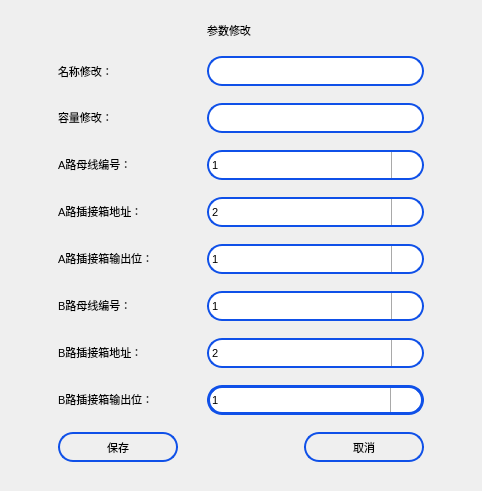
The window that setting/setcabnames/setcabnamedlg.ui (ChinaClever/BusBar-Qt) describes before a commit, drawn with Qt 5.
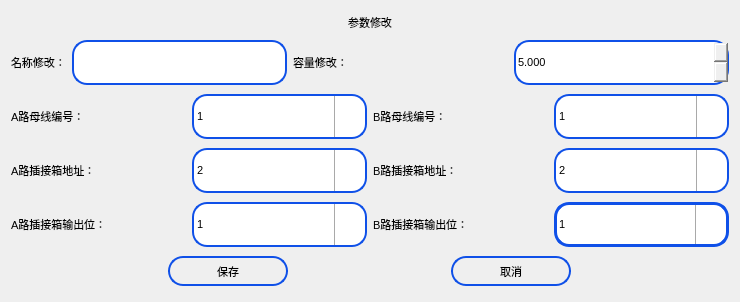
The same window after the commit. Icons and pictures are not drawn.

```diff
--- a/setting/setcabnames/setcabnamedlg.ui
+++ b/setting/setcabnames/setcabnamedlg.ui
@@ -6,8 +6,8 @@
    <rect>
     <x>0</x>
     <y>0</y>
-    <width>482</width>
-    <height>491</height>
+    <width>740</width>
+    <height>302</height>
    </rect>
   </property>
   <property name="font">
@@ -24,298 +24,34 @@
   <property name="styleSheet">
    <string notr="true">font: 8pt &quot;Ubuntu&quot;;</string>
   </property>
-  <layout class="QGridLayout" name="gridLayout">
-   <item row="8" column="0">
-    <widget class="QLabel" name="label_8">
+  <layout class="QVBoxLayout" name="verticalLayout">
+   <item>
+    <widget class="QLabel" name="label">
      <property name="sizePolicy">
       <sizepolicy hsizetype="Preferred" vsizetype="Fixed">
        <horstretch>0</horstretch>
        <verstretch>0</verstretch>
       </sizepolicy>
      </property>
-     <property name="text">
-      <string>B路插接箱地址：</string>
+     <property name="font">
+      <font>
+       <family>Ubuntu</family>
+       <pointsize>8</pointsize>
+       <italic>false</italic>
+       <bold>false</bold>
+      </font>
      </property>
-    </widget>
-   </item>
-   <item row="3" column="0">
-    <widget class="QLabel" name="label_2">
-     <property name="sizePolicy">
-      <sizepolicy hsizetype="Preferred" vsizetype="Fixed">
-       <horstretch>0</horstretch>
-       <verstretch>0</verstretch>
-      </sizepolicy>
-     </property>
      <property name="text">
-      <string>容量修改：</string>
+      <string>参数修改</string>
      </property>
-    </widget>
-   </item>
-   <item row="5" column="1" colspan="2">
-    <widget class="QComboBox" name="lineA_Tapoff_NoBox">
-     <property name="minimumSize">
-      <size>
-       <width>0</width>
-       <height>30</height>
-      </size>
+     <property name="alignment">
+      <set>Qt::AlignCenter</set>
      </property>
-     <property name="maximumSize">
-      <size>
-       <width>16777215</width>
-       <height>30</height>
-      </size>
-     </property>
-     <property name="focusPolicy">
-      <enum>Qt::NoFocus</enum>
-     </property>
-     <property name="styleSheet">
-      <string notr="true">QComboBox{
-border:2px solid rgb(15,80,232);
-border-radius:15px;
-font: 8pt &quot;Ubuntu&quot;;
-}
-QComboBox::drop-down{
-subcontrol-origin:padding;
-subcontrol-position:top right;
-width:30px;
-border-left-width:1px;
-border-left-color:darkgray;
-border-left-style:solid;
-border-top-right-radius:3px;
-border-bottom-right-radius:3px;
-}
-QComboBox::down-arrow{
-image: url(:/new/prefix1/image/down.png);
-}</string>
-     </property>
-     <property name="editable">
-      <bool>false</bool>
-     </property>
-     <item>
-      <property name="text">
-       <string>2</string>
-      </property>
-     </item>
-     <item>
-      <property name="text">
-       <string>3</string>
-      </property>
-     </item>
-     <item>
-      <property name="text">
-       <string>4</string>
-      </property>
-     </item>
-     <item>
-      <property name="text">
-       <string>5</string>
-      </property>
-     </item>
-     <item>
-      <property name="text">
-       <string>6</string>
-      </property>
-     </item>
-     <item>
-      <property name="text">
-       <string>7</string>
-      </property>
-     </item>
-     <item>
-      <property name="text">
-       <string>8</string>
-      </property>
-     </item>
-     <item>
-      <property name="text">
-       <string>9</string>
-      </property>
-     </item>
-     <item>
-      <property name="text">
-       <string>10</string>
-      </property>
-     </item>
-     <item>
-      <property name="text">
-       <string>11</string>
-      </property>
-     </item>
-     <item>
-      <property name="text">
-       <string>12</string>
-      </property>
-     </item>
-     <item>
-      <property name="text">
-       <string>13</string>
-      </property>
-     </item>
-     <item>
-      <property name="text">
-       <string>14</string>
-      </property>
-     </item>
-     <item>
-      <property name="text">
-       <string>15</string>
-      </property>
-     </item>
-     <item>
-      <property name="text">
-       <string>16</string>
-      </property>
-     </item>
-     <item>
-      <property name="text">
-       <string>17</string>
-      </property>
-     </item>
-     <item>
-      <property name="text">
-       <string>18</string>
-      </property>
-     </item>
-     <item>
-      <property name="text">
-       <string>19</string>
-      </property>
-     </item>
     </widget>
    </item>
-   <item row="8" column="1" colspan="2">
-    <widget class="QComboBox" name="lineB_Tapoff_NoBox">
-     <property name="minimumSize">
-      <size>
-       <width>0</width>
-       <height>30</height>
-      </size>
-     </property>
-     <property name="maximumSize">
-      <size>
-       <width>16777215</width>
-       <height>30</height>
-      </size>
-     </property>
-     <property name="focusPolicy">
-      <enum>Qt::NoFocus</enum>
-     </property>
-     <property name="styleSheet">
-      <string notr="true">QComboBox{
-border:2px solid rgb(15,80,232);
-border-radius:15px;
-font: 8pt &quot;Ubuntu&quot;;
-}
-QComboBox::drop-down{
-subcontrol-origin:padding;
-subcontrol-position:top right;
-width:30px;
-border-left-width:1px;
-border-left-color:darkgray;
-border-left-style:solid;
-border-top-right-radius:3px;
-border-bottom-right-radius:3px;
-}
-QComboBox::down-arrow{
-image: url(:/new/prefix1/image/down.png);
-}</string>
-     </property>
-     <property name="editable">
-      <bool>false</bool>
-     </property>
      <item>
-      <property name="text">
-       <string>2</string>
-      </property>
-     </item>
+    <layout class="QHBoxLayout" name="horizontalLayout">
      <item>
-      <property name="text">
-       <string>3</string>
-      </property>
-     </item>
-     <item>
-      <property name="text">
-       <string>4</string>
-      </property>
-     </item>
-     <item>
-      <property name="text">
-       <string>5</string>
-      </property>
-     </item>
-     <item>
-      <property name="text">
-       <string>6</string>
-      </property>
-     </item>
-     <item>
-      <property name="text">
-       <string>7</string>
-      </property>
-     </item>
-     <item>
-      <property name="text">
-       <string>8</string>
-      </property>
-     </item>
-     <item>
-      <property name="text">
-       <string>9</string>
-      </property>
-     </item>
-     <item>
-      <property name="text">
-       <string>10</string>
-      </property>
-     </item>
-     <item>
-      <property name="text">
-       <string>11</string>
-      </property>
-     </item>
-     <item>
-      <property name="text">
-       <string>12</string>
-      </property>
-     </item>
-     <item>
-      <property name="text">
-       <string>13</string>
-      </property>
-     </item>
-     <item>
-      <property name="text">
-       <string>14</string>
-      </property>
-     </item>
-     <item>
-      <property name="text">
-       <string>15</string>
-      </property>
-     </item>
-     <item>
-      <property name="text">
-       <string>16</string>
-      </property>
-     </item>
-     <item>
-      <property name="text">
-       <string>17</string>
-      </property>
-     </item>
-     <item>
-      <property name="text">
-       <string>18</string>
-      </property>
-     </item>
-     <item>
-      <property name="text">
-       <string>19</string>
-      </property>
-     </item>
-    </widget>
-   </item>
-   <item row="2" column="0">
     <widget class="QLabel" name="label_3">
      <property name="sizePolicy">
       <sizepolicy hsizetype="Fixed" vsizetype="Preferred">
@@ -328,18 +64,24 @@
      </property>
     </widget>
    </item>
-   <item row="3" column="1" colspan="2">
-    <widget class="QLineEdit" name="capacityEdit">
+     <item>
+      <widget class="QLineEdit" name="nameEdit">
+       <property name="sizePolicy">
+        <sizepolicy hsizetype="Preferred" vsizetype="Fixed">
+         <horstretch>0</horstretch>
+         <verstretch>0</verstretch>
+        </sizepolicy>
+       </property>
      <property name="minimumSize">
       <size>
        <width>0</width>
-       <height>30</height>
+         <height>45</height>
       </size>
      </property>
      <property name="maximumSize">
       <size>
        <width>16777215</width>
-       <height>30</height>
+         <height>45</height>
       </size>
      </property>
      <property name="styleSheet">
@@ -350,8 +92,8 @@
      </property>
     </widget>
    </item>
-   <item row="6" column="0">
-    <widget class="QLabel" name="label_6">
+     <item>
+      <widget class="QLabel" name="label_2">
      <property name="sizePolicy">
       <sizepolicy hsizetype="Preferred" vsizetype="Fixed">
        <horstretch>0</horstretch>
@@ -359,35 +101,101 @@
       </sizepolicy>
      </property>
      <property name="text">
-      <string>A路插接箱输出位：</string>
+        <string>容量修改：</string>
      </property>
     </widget>
    </item>
-   <item row="9" column="0">
-    <widget class="QLabel" name="label_9">
+     <item>
+      <widget class="QDoubleSpinBox" name="capacitySpinBox">
      <property name="sizePolicy">
       <sizepolicy hsizetype="Preferred" vsizetype="Fixed">
        <horstretch>0</horstretch>
        <verstretch>0</verstretch>
       </sizepolicy>
      </property>
+       <property name="minimumSize">
+        <size>
+         <width>0</width>
+         <height>45</height>
+        </size>
+       </property>
+       <property name="maximumSize">
+        <size>
+         <width>16777215</width>
+         <height>45</height>
+        </size>
+       </property>
+       <property name="focusPolicy">
+        <enum>Qt::ClickFocus</enum>
+       </property>
+       <property name="styleSheet">
+        <string notr="true">QDoubleSpinBox::up-button
+{
+	width: 35px;
+	height: 25px;
+	border-left-width:1px;
+	border-left-color:darkgray;
+	border-left-style:solid;
+	border-top-right-radius:3px;
+	image: url(:/new/prefix1/image/up.png);
+	font-size:7px;
+}
+
+QDoubleSpinBox::down-button
+{
+	width: 35px;
+	height: 25px;
+	border-left-width:1px;
+	border-left-color:darkgray;
+	border-left-style:solid;	
+	border-bottom-right-radius:3px;
+	image: url(:/new/prefix1/image/down.png);
+}
+QDoubleSpinBox{
+	border:2px solid rgb(15,80,232);
+	border-radius:15px;
+}</string>
+       </property>
+       <property name="decimals">
+        <number>3</number>
+       </property>
+       <property name="singleStep">
+        <double>0.001000000000000</double>
+       </property>
+       <property name="value">
+        <double>5.000000000000000</double>
+       </property>
+      </widget>
+     </item>
+    </layout>
+   </item>
+   <item>
+    <layout class="QHBoxLayout" name="horizontalLayout_2">
+     <item>
+      <widget class="QLabel" name="label_4">
+       <property name="sizePolicy">
+        <sizepolicy hsizetype="Preferred" vsizetype="Fixed">
+         <horstretch>0</horstretch>
+         <verstretch>0</verstretch>
+        </sizepolicy>
+       </property>
      <property name="text">
-      <string>B路插接箱输出位：</string>
+        <string>A路母线编号：</string>
      </property>
     </widget>
    </item>
-   <item row="4" column="1" colspan="2">
+     <item>
     <widget class="QComboBox" name="lineA_NoBox">
      <property name="minimumSize">
       <size>
        <width>0</width>
-       <height>30</height>
+         <height>45</height>
       </size>
      </property>
      <property name="maximumSize">
       <size>
        <width>16777215</width>
-       <height>30</height>
+         <height>45</height>
       </size>
      </property>
      <property name="focusPolicy">
@@ -444,7 +252,7 @@
      </item>
     </widget>
    </item>
-   <item row="7" column="0">
+     <item>
     <widget class="QLabel" name="label_7">
      <property name="sizePolicy">
       <sizepolicy hsizetype="Preferred" vsizetype="Fixed">
@@ -457,50 +265,73 @@
      </property>
     </widget>
    </item>
-   <item row="10" column="0" colspan="2">
-    <widget class="QPushButton" name="saveBtn">
+     <item>
+      <widget class="QComboBox" name="lineB_NoBox">
+       <property name="minimumSize">
+        <size>
+         <width>0</width>
+         <height>45</height>
+        </size>
+       </property>
      <property name="maximumSize">
       <size>
-       <width>120</width>
-       <height>30</height>
-      </size>
-     </property>
+         <width>16777215</width>
+         <height>45</height>
+        </size>
+       </property>
+       <property name="focusPolicy">
+        <enum>Qt::NoFocus</enum>
+       </property>
      <property name="styleSheet">
-      <string notr="true">QPushButton{
+        <string notr="true">QComboBox{
 border:2px solid rgb(15,80,232);
-border-radius:15px
+border-radius:15px;
+font: 8pt &quot;Ubuntu&quot;;
+}
+QComboBox::drop-down{
+subcontrol-origin:padding;
+subcontrol-position:top right;
+width:30px;
+border-left-width:1px;
+border-left-color:darkgray;
+border-left-style:solid;
+border-top-right-radius:3px;
+border-bottom-right-radius:3px;
+}
+QComboBox::down-arrow{
+image: url(:/new/prefix1/image/down.png);
 }</string>
      </property>
+       <property name="editable">
+        <bool>false</bool>
+       </property>
+       <item>
      <property name="text">
-      <string>保存</string>
-     </property>
-    </widget>
-   </item>
-   <item row="1" column="1">
-    <widget class="QLabel" name="label">
-     <property name="sizePolicy">
-      <sizepolicy hsizetype="Fixed" vsizetype="Fixed">
-       <horstretch>0</horstretch>
-       <verstretch>0</verstretch>
-      </sizepolicy>
-     </property>
-     <property name="font">
-      <font>
-       <family>Ubuntu</family>
-       <pointsize>8</pointsize>
-       <italic>false</italic>
-       <bold>false</bold>
-      </font>
-     </property>
+         <string>1</string>
+        </property>
+       </item>
+       <item>
+        <property name="text">
+         <string>2</string>
+        </property>
+       </item>
+       <item>
+        <property name="text">
+         <string>3</string>
+        </property>
+       </item>
+       <item>
      <property name="text">
-      <string>参数修改</string>
-     </property>
-     <property name="alignment">
-      <set>Qt::AlignCenter</set>
-     </property>
-    </widget>
-   </item>
-   <item row="5" column="0">
+         <string>4</string>
+        </property>
+       </item>
+      </widget>
+     </item>
+    </layout>
+   </item>
+   <item>
+    <layout class="QHBoxLayout" name="horizontalLayout_3">
+     <item>
     <widget class="QLabel" name="label_5">
      <property name="sizePolicy">
       <sizepolicy hsizetype="Preferred" vsizetype="Fixed">
@@ -513,18 +344,312 @@
      </property>
     </widget>
    </item>
-   <item row="6" column="1" colspan="2">
+     <item>
+      <widget class="QComboBox" name="lineA_Tapoff_NoBox">
+       <property name="minimumSize">
+        <size>
+         <width>0</width>
+         <height>45</height>
+        </size>
+       </property>
+       <property name="maximumSize">
+        <size>
+         <width>16777215</width>
+         <height>45</height>
+        </size>
+       </property>
+       <property name="focusPolicy">
+        <enum>Qt::NoFocus</enum>
+       </property>
+       <property name="styleSheet">
+        <string notr="true">QComboBox{
+border:2px solid rgb(15,80,232);
+border-radius:15px;
+font: 8pt &quot;Ubuntu&quot;;
+}
+QComboBox::drop-down{
+subcontrol-origin:padding;
+subcontrol-position:top right;
+width:30px;
+border-left-width:1px;
+border-left-color:darkgray;
+border-left-style:solid;
+border-top-right-radius:3px;
+border-bottom-right-radius:3px;
+}
+QComboBox::down-arrow{
+image: url(:/new/prefix1/image/down.png);
+}</string>
+       </property>
+       <property name="editable">
+        <bool>false</bool>
+       </property>
+       <item>
+        <property name="text">
+         <string>2</string>
+        </property>
+       </item>
+       <item>
+        <property name="text">
+         <string>3</string>
+        </property>
+       </item>
+       <item>
+        <property name="text">
+         <string>4</string>
+        </property>
+       </item>
+       <item>
+        <property name="text">
+         <string>5</string>
+        </property>
+       </item>
+       <item>
+        <property name="text">
+         <string>6</string>
+        </property>
+       </item>
+       <item>
+        <property name="text">
+         <string>7</string>
+        </property>
+       </item>
+       <item>
+        <property name="text">
+         <string>8</string>
+        </property>
+       </item>
+       <item>
+        <property name="text">
+         <string>9</string>
+        </property>
+       </item>
+       <item>
+        <property name="text">
+         <string>10</string>
+        </property>
+       </item>
+       <item>
+        <property name="text">
+         <string>11</string>
+        </property>
+       </item>
+       <item>
+        <property name="text">
+         <string>12</string>
+        </property>
+       </item>
+       <item>
+        <property name="text">
+         <string>13</string>
+        </property>
+       </item>
+       <item>
+        <property name="text">
+         <string>14</string>
+        </property>
+       </item>
+       <item>
+        <property name="text">
+         <string>15</string>
+        </property>
+       </item>
+       <item>
+        <property name="text">
+         <string>16</string>
+        </property>
+       </item>
+       <item>
+        <property name="text">
+         <string>17</string>
+        </property>
+       </item>
+       <item>
+        <property name="text">
+         <string>18</string>
+        </property>
+       </item>
+       <item>
+        <property name="text">
+         <string>19</string>
+        </property>
+       </item>
+      </widget>
+     </item>
+     <item>
+      <widget class="QLabel" name="label_8">
+       <property name="sizePolicy">
+        <sizepolicy hsizetype="Preferred" vsizetype="Fixed">
+         <horstretch>0</horstretch>
+         <verstretch>0</verstretch>
+        </sizepolicy>
+       </property>
+       <property name="text">
+        <string>B路插接箱地址：</string>
+       </property>
+      </widget>
+     </item>
+     <item>
+      <widget class="QComboBox" name="lineB_Tapoff_NoBox">
+       <property name="minimumSize">
+        <size>
+         <width>0</width>
+         <height>45</height>
+        </size>
+       </property>
+       <property name="maximumSize">
+        <size>
+         <width>16777215</width>
+         <height>45</height>
+        </size>
+       </property>
+       <property name="focusPolicy">
+        <enum>Qt::NoFocus</enum>
+       </property>
+       <property name="styleSheet">
+        <string notr="true">QComboBox{
+border:2px solid rgb(15,80,232);
+border-radius:15px;
+font: 8pt &quot;Ubuntu&quot;;
+}
+QComboBox::drop-down{
+subcontrol-origin:padding;
+subcontrol-position:top right;
+width:30px;
+border-left-width:1px;
+border-left-color:darkgray;
+border-left-style:solid;
+border-top-right-radius:3px;
+border-bottom-right-radius:3px;
+}
+QComboBox::down-arrow{
+image: url(:/new/prefix1/image/down.png);
+}</string>
+       </property>
+       <property name="editable">
+        <bool>false</bool>
+       </property>
+       <item>
+        <property name="text">
+         <string>2</string>
+        </property>
+       </item>
+       <item>
+        <property name="text">
+         <string>3</string>
+        </property>
+       </item>
+       <item>
+        <property name="text">
+         <string>4</string>
+        </property>
+       </item>
+       <item>
+        <property name="text">
+         <string>5</string>
+        </property>
+       </item>
+       <item>
+        <property name="text">
+         <string>6</string>
+        </property>
+       </item>
+       <item>
+        <property name="text">
+         <string>7</string>
+        </property>
+       </item>
+       <item>
+        <property name="text">
+         <string>8</string>
+        </property>
+       </item>
+       <item>
+        <property name="text">
+         <string>9</string>
+        </property>
+       </item>
+       <item>
+        <property name="text">
+         <string>10</string>
+        </property>
+       </item>
+       <item>
+        <property name="text">
+         <string>11</string>
+        </property>
+       </item>
+       <item>
+        <property name="text">
+         <string>12</string>
+        </property>
+       </item>
+       <item>
+        <property name="text">
+         <string>13</string>
+        </property>
+       </item>
+       <item>
+        <property name="text">
+         <string>14</string>
+        </property>
+       </item>
+       <item>
+        <property name="text">
+         <string>15</string>
+        </property>
+       </item>
+       <item>
+        <property name="text">
+         <string>16</string>
+        </property>
+       </item>
+       <item>
+        <property name="text">
+         <string>17</string>
+        </property>
+       </item>
+       <item>
+        <property name="text">
+         <string>18</string>
+        </property>
+       </item>
+       <item>
+        <property name="text">
+         <string>19</string>
+        </property>
+       </item>
+      </widget>
+     </item>
+    </layout>
+   </item>
+   <item>
+    <layout class="QHBoxLayout" name="horizontalLayout_4">
+     <item>
+      <widget class="QLabel" name="label_6">
+       <property name="sizePolicy">
+        <sizepolicy hsizetype="Preferred" vsizetype="Fixed">
+         <horstretch>0</horstretch>
+         <verstretch>0</verstretch>
+        </sizepolicy>
+       </property>
+       <property name="text">
+        <string>A路插接箱输出位：</string>
+       </property>
+      </widget>
+     </item>
+     <item>
     <widget class="QComboBox" name="lineA_Tapoff_LineBox">
      <property name="minimumSize">
       <size>
        <width>0</width>
-       <height>30</height>
+         <height>45</height>
       </size>
      </property>
      <property name="maximumSize">
       <size>
        <width>16777215</width>
-       <height>30</height>
+         <height>45</height>
       </size>
      </property>
      <property name="focusPolicy">
@@ -570,70 +695,8 @@
      </item>
     </widget>
    </item>
-   <item row="7" column="1" colspan="2">
-    <widget class="QComboBox" name="lineB_NoBox">
-     <property name="minimumSize">
-      <size>
-       <width>0</width>
-       <height>30</height>
-      </size>
-     </property>
-     <property name="maximumSize">
-      <size>
-       <width>16777215</width>
-       <height>30</height>
-      </size>
-     </property>
-     <property name="focusPolicy">
-      <enum>Qt::NoFocus</enum>
-     </property>
-     <property name="styleSheet">
-      <string notr="true">QComboBox{
-border:2px solid rgb(15,80,232);
-border-radius:15px;
-font: 8pt &quot;Ubuntu&quot;;
-}
-QComboBox::drop-down{
-subcontrol-origin:padding;
-subcontrol-position:top right;
-width:30px;
-border-left-width:1px;
-border-left-color:darkgray;
-border-left-style:solid;
-border-top-right-radius:3px;
-border-bottom-right-radius:3px;
-}
-QComboBox::down-arrow{
-image: url(:/new/prefix1/image/down.png);
-}</string>
-     </property>
-     <property name="editable">
-      <bool>false</bool>
-     </property>
      <item>
-      <property name="text">
-       <string>1</string>
-      </property>
-     </item>
-     <item>
-      <property name="text">
-       <string>2</string>
-      </property>
-     </item>
-     <item>
-      <property name="text">
-       <string>3</string>
-      </property>
-     </item>
-     <item>
-      <property name="text">
-       <string>4</string>
-      </property>
-     </item>
-    </widget>
-   </item>
-   <item row="4" column="0">
-    <widget class="QLabel" name="label_4">
+      <widget class="QLabel" name="label_9">
      <property name="sizePolicy">
       <sizepolicy hsizetype="Preferred" vsizetype="Fixed">
        <horstretch>0</horstretch>
@@ -641,22 +704,22 @@
       </sizepolicy>
      </property>
      <property name="text">
-      <string>A路母线编号：</string>
+        <string>B路插接箱输出位：</string>
      </property>
     </widget>
    </item>
-   <item row="9" column="1" colspan="2">
+     <item>
     <widget class="QComboBox" name="lineB_Tapoff_LineBox">
      <property name="minimumSize">
       <size>
        <width>0</width>
-       <height>30</height>
+         <height>45</height>
       </size>
      </property>
      <property name="maximumSize">
       <size>
        <width>16777215</width>
-       <height>30</height>
+         <height>45</height>
       </size>
      </property>
      <property name="focusPolicy">
@@ -702,23 +765,30 @@
      </item>
     </widget>
    </item>
-   <item row="2" column="1" colspan="2">
-    <widget class="QLineEdit" name="nameEdit">
+    </layout>
+   </item>
+   <item>
+    <layout class="QHBoxLayout" name="horizontalLayout_5">
+     <item>
+      <widget class="QPushButton" name="saveBtn">
      <property name="maximumSize">
       <size>
-       <width>16777215</width>
+         <width>120</width>
        <height>30</height>
       </size>
      </property>
      <property name="styleSheet">
-      <string notr="true">QLineEdit{
+        <string notr="true">QPushButton{
 border:2px solid rgb(15,80,232);
 border-radius:15px
 }</string>
      </property>
-    </widget>
-   </item>
-   <item row="10" column="2">
+       <property name="text">
+        <string>保存</string>
+       </property>
+      </widget>
+     </item>
+     <item>
     <widget class="QPushButton" name="cancelBtn">
      <property name="maximumSize">
       <size>
@@ -736,6 +806,8 @@
       <string>取消</string>
      </property>
     </widget>
+     </item>
+    </layout>
    </item>
   </layout>
  </widget>
```
Lines whose indentation alone changed are shown as unchanged.
